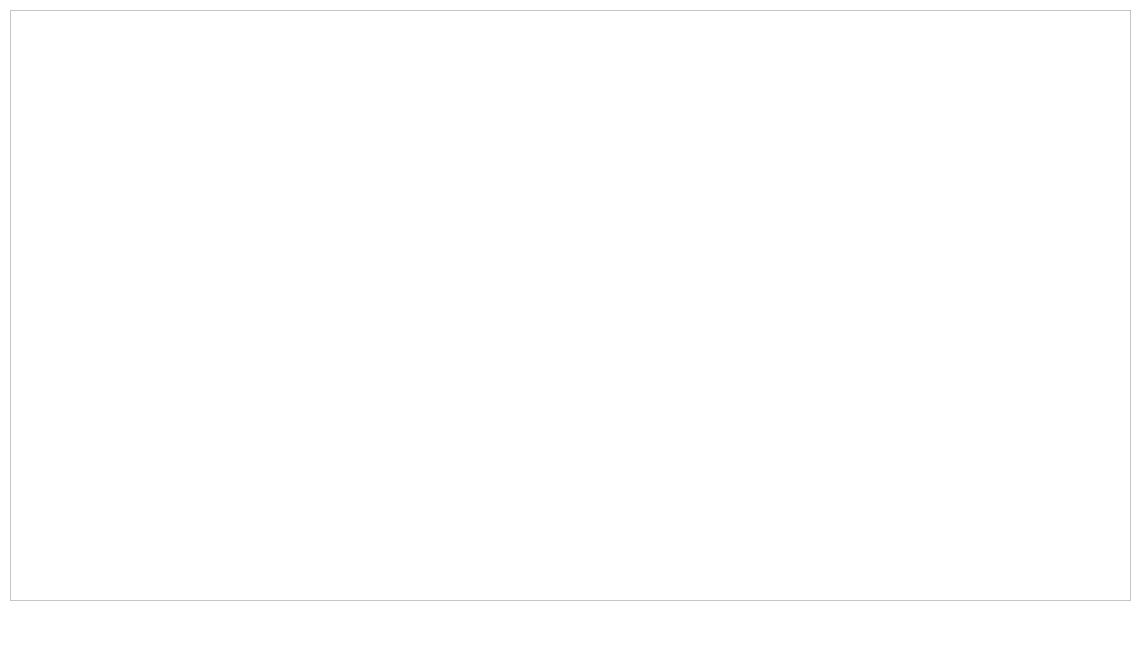
This is IGVC_UI/mainwindow.ui in Team-Abhiyaan/IGVC_UI as Qt 5 draws it before an edit. The edited form follows.
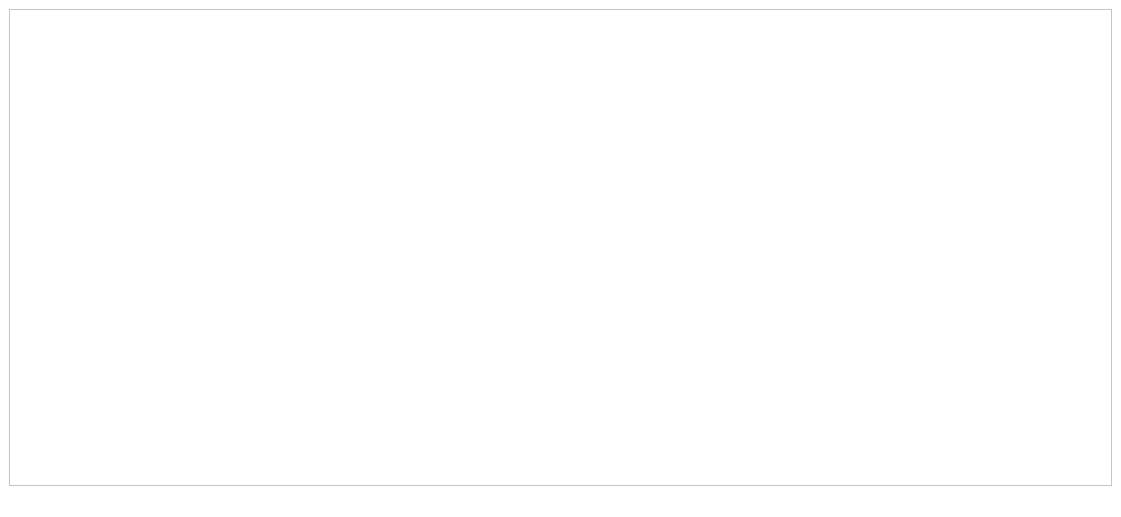
This is the edited form.

Commit message: Made UI responsive to window resizing by applying layout

```diff
--- a/IGVC_UI/mainwindow.ui
+++ b/IGVC_UI/mainwindow.ui
@@ -6,8 +6,8 @@
    <rect>
     <x>0</x>
     <y>0</y>
-    <width>1145</width>
-    <height>649</height>
+    <width>1121</width>
+    <height>517</height>
    </rect>
   </property>
   <property name="windowTitle">
@@ -17,21 +17,17 @@
    <string notr="true">background-color:white;</string>
   </property>
   <widget class="QWidget" name="centralwidget">
-   <widget class="QWidget" name="horizontalLayoutWidget">
-    <property name="geometry">
-     <rect>
-      <x>10</x>
-      <y>10</y>
-      <width>1121</width>
-      <height>591</height>
-     </rect>
-    </property>
-    <layout class="QHBoxLayout" name="columns">
+   <layout class="QHBoxLayout" name="horizontalLayout_2">
+    <item>
+     <layout class="QHBoxLayout" name="horizontalLayout">
      <item>
       <layout class="QVBoxLayout" name="buttons"/>
      </item>
      <item>
-      <layout class="QVBoxLayout" name="commands">
+       <layout class="QVBoxLayout" name="commands"/>
+      </item>
+     </layout>
+    </item>
        <item>
         <widget class="QPlainTextEdit" name="outputDisplay">
          <property name="styleSheet">
@@ -41,9 +37,6 @@
         </widget>
        </item>
       </layout>
-     </item>
-    </layout>
-   </widget>
   </widget>
   <widget class="QMenuBar" name="menubar">
    <property name="geometry">
```
Left out of the diff: 2 changed lines with no effect on the pictures. Lines whose indentation alone changed are shown as unchanged.
